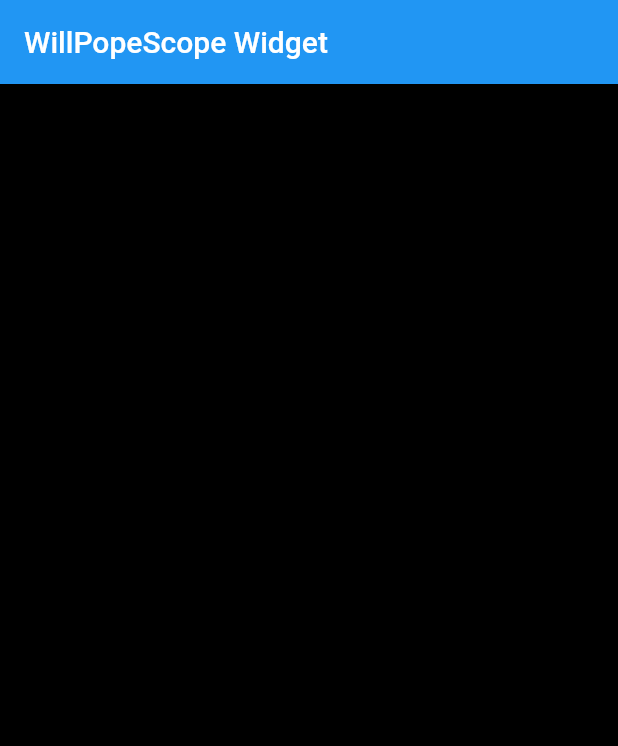
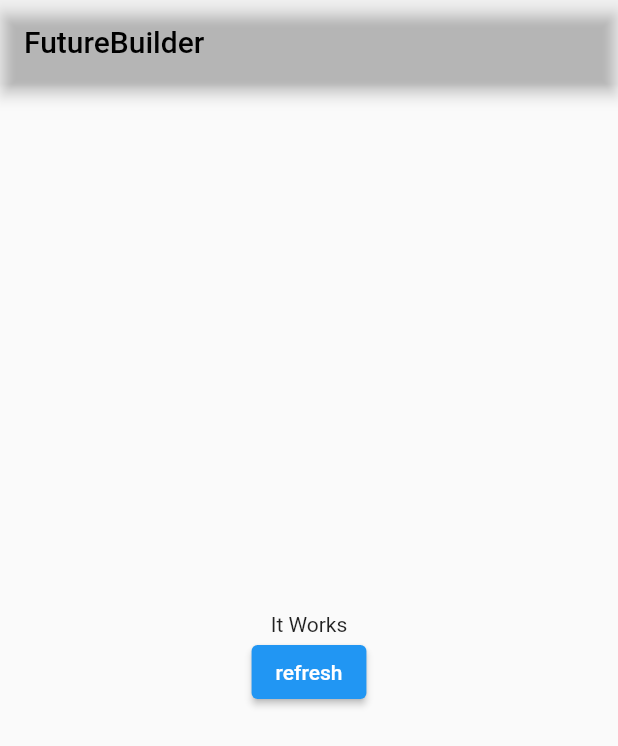
Before and after one commit to Darwin-willware/firstapp, a Flutter app: the screen it shows after launch, on a phone screen of 412 x 824 dp. Shown: the top 746 px of the screen. Run offline on Flutter 3.47's test engine with Material 2 defaults, Android fonts, the phone set to English and light mode, and no system bars; our stand-ins replace chewie, file_picker, image_picker, permission_handler, video_player; missing offline and left inert: appinio_video_player.

Commit message:
Futurebuilder Widget to build view async

```diff
--- a/lib/flutt_learner/tutor.dart
+++ b/lib/flutt_learner/tutor.dart
@@ -1,5 +1,6 @@
 
 import 'package:flutter/material.dart';
+import 'package:path/path.dart';
 
 class learnToBuild extends StatefulWidget {
   const learnToBuild({super.key});
@@ -8,30 +9,51 @@ class learnToBuild extends StatefulWidget {
   State<learnToBuild> createState() => _learnToBuildState();
 }
 
+  Future<String> getData() async{
+    await Future.delayed(const Duration(seconds: 1));
+    // throw 'An Error Occured'
+    return 'It Works';
+  }
 class _learnToBuildState extends State<learnToBuild> {
-  int _currentIndex = 0;
-   bool _bool = true;
-  List<Widget> body  = const [
-    Icon(Icons.home),
-    Icon(Icons.video_file),
-    Icon(Icons.add),
-    Icon(Icons.subscriptions),
-  ];
+
   @override
   Widget build(BuildContext context) {
    //WillpopScope is used to disable the back button on Android devices
-    return WillPopScope(
-      child: Scaffold(
-        backgroundColor: Colors.black,
-        appBar: AppBar(
-          title: const Text("WillPopeScope Widget"),
+    return Scaffold(
+      //this widget will wait for data before displaying something on view
+      //Futurebuilder is used to build the view dynamically depends upon the data that we get asynchronously
+      appBar: AppBar(
+        title: const Text("FutureBuilder",
+        style: TextStyle(color: Colors.black),
         ),
+        backgroundColor: Colors.transparent,
       ),
-     onWillPop: () async{
-      //false to disable the back button in android
-      return true;
-     }
-     );
+      body: Center(
+        child: FutureBuilder(
+          future: getData(),
+           builder: (Context,snapshot){
+               if(snapshot.connectionState == ConnectionState.waiting){
+                 return const CircularProgressIndicator.adaptive();
+               }
+               if(snapshot.hasError){
+                    return Text(snapshot.error.toString());
+               } else {
+                return Column(
+                  mainAxisSize: MainAxisSize.min,
+                  children: [
+                    Text(snapshot.data.toString(),),
+                    ElevatedButton(onPressed: (){
+                      setState(() {
+
+                      });
+                    }, child: const Text("refresh"))
+                  ],
+                );
+               }
+           }
+           ),
+      ),
+    );
 
   }
 }
```
